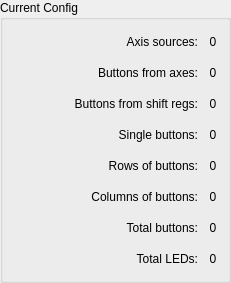
Old version of the form src/widgets/currentconfig.ui in the repository FreeJoy-Team/FreeJoyConfiguratorQt.
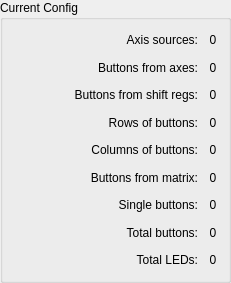
New version of the form.

Commit message: added buttons from matrix

What changed in the file:
```diff
--- a/src/widgets/currentconfig.ui
+++ b/src/widgets/currentconfig.ui
@@ -38,6 +38,48 @@
       <property name="rightMargin">
        <number>6</number>
       </property>
+      <item row="6" column="1">
+       <widget class="QLabel" name="label_SingleButtons">
+        <property name="sizePolicy">
+         <sizepolicy hsizetype="Preferred" vsizetype="Preferred">
+          <horstretch>0</horstretch>
+          <verstretch>0</verstretch>
+         </sizepolicy>
+        </property>
+        <property name="minimumSize">
+         <size>
+          <width>18</width>
+          <height>0</height>
+         </size>
+        </property>
+        <property name="text">
+         <string notr="true">0</string>
+        </property>
+        <property name="alignment">
+         <set>Qt::AlignCenter</set>
+        </property>
+       </widget>
+      </item>
+      <item row="3" column="0">
+       <widget class="QLabel" name="text_RowsOfButtons">
+        <property name="text">
+         <string>Rows of buttons:</string>
+        </property>
+        <property name="alignment">
+         <set>Qt::AlignRight|Qt::AlignTrailing|Qt::AlignVCenter</set>
+        </property>
+       </widget>
+      </item>
+      <item row="4" column="0">
+       <widget class="QLabel" name="text_ColumnsOfButtons">
+        <property name="text">
+         <string>Columns of buttons:</string>
+        </property>
+        <property name="alignment">
+         <set>Qt::AlignRight|Qt::AlignTrailing|Qt::AlignVCenter</set>
+        </property>
+       </widget>
+      </item>
       <item row="0" column="0">
        <widget class="QLabel" name="text_AxisSources">
         <property name="text">
@@ -48,29 +90,17 @@
         </property>
        </widget>
       </item>
-      <item row="0" column="1">
-       <widget class="QLabel" name="label_AxisSources">
-        <property name="sizePolicy">
-         <sizepolicy hsizetype="Preferred" vsizetype="Preferred">
-          <horstretch>0</horstretch>
-          <verstretch>0</verstretch>
-         </sizepolicy>
-        </property>
-        <property name="minimumSize">
-         <size>
-          <width>18</width>
-          <height>0</height>
-         </size>
-        </property>
+      <item row="6" column="0">
+       <widget class="QLabel" name="text_SingleButtons">
         <property name="text">
-         <string notr="true">0</string>
+         <string>Single buttons:</string>
         </property>
         <property name="alignment">
-         <set>Qt::AlignCenter</set>
+         <set>Qt::AlignRight|Qt::AlignTrailing|Qt::AlignVCenter</set>
         </property>
        </widget>
       </item>
-      <item row="7" column="0">
+      <item row="8" column="0">
        <widget class="QLabel" name="text_TotalLEDs">
         <property name="text">
          <string>Total LEDs:</string>
@@ -80,6 +110,114 @@
         </property>
        </widget>
       </item>
+      <item row="5" column="0">
+       <widget class="QLabel" name="text_ButtonsFromMatrix">
+        <property name="text">
+         <string>Buttons from matrix:</string>
+        </property>
+        <property name="alignment">
+         <set>Qt::AlignRight|Qt::AlignTrailing|Qt::AlignVCenter</set>
+        </property>
+       </widget>
+      </item>
+      <item row="7" column="0">
+       <widget class="QLabel" name="text_TotalButtons">
+        <property name="text">
+         <string>Total buttons:</string>
+        </property>
+        <property name="alignment">
+         <set>Qt::AlignRight|Qt::AlignTrailing|Qt::AlignVCenter</set>
+        </property>
+       </widget>
+      </item>
+      <item row="5" column="1">
+       <widget class="QLabel" name="label_ButtonsFromMatrix">
+        <property name="sizePolicy">
+         <sizepolicy hsizetype="Preferred" vsizetype="Preferred">
+          <horstretch>0</horstretch>
+          <verstretch>0</verstretch>
+         </sizepolicy>
+        </property>
+        <property name="minimumSize">
+         <size>
+          <width>18</width>
+          <height>0</height>
+         </size>
+        </property>
+        <property name="text">
+         <string notr="true">0</string>
+        </property>
+        <property name="alignment">
+         <set>Qt::AlignCenter</set>
+        </property>
+       </widget>
+      </item>
+      <item row="4" column="1">
+       <widget class="QLabel" name="label_ColumnsOfButtons">
+        <property name="sizePolicy">
+         <sizepolicy hsizetype="Preferred" vsizetype="Preferred">
+          <horstretch>0</horstretch>
+          <verstretch>0</verstretch>
+         </sizepolicy>
+        </property>
+        <property name="minimumSize">
+         <size>
+          <width>18</width>
+          <height>0</height>
+         </size>
+        </property>
+        <property name="text">
+         <string notr="true">0</string>
+        </property>
+        <property name="alignment">
+         <set>Qt::AlignCenter</set>
+        </property>
+       </widget>
+      </item>
+      <item row="0" column="1">
+       <widget class="QLabel" name="label_AxisSources">
+        <property name="sizePolicy">
+         <sizepolicy hsizetype="Preferred" vsizetype="Preferred">
+          <horstretch>0</horstretch>
+          <verstretch>0</verstretch>
+         </sizepolicy>
+        </property>
+        <property name="minimumSize">
+         <size>
+          <width>18</width>
+          <height>0</height>
+         </size>
+        </property>
+        <property name="text">
+         <string notr="true">0</string>
+        </property>
+        <property name="alignment">
+         <set>Qt::AlignCenter</set>
+        </property>
+       </widget>
+      </item>
+      <item row="8" column="1">
+       <widget class="QLabel" name="label_TotalLEDs">
+        <property name="sizePolicy">
+         <sizepolicy hsizetype="Preferred" vsizetype="Preferred">
+          <horstretch>0</horstretch>
+          <verstretch>0</verstretch>
+         </sizepolicy>
+        </property>
+        <property name="minimumSize">
+         <size>
+          <width>18</width>
+          <height>0</height>
+         </size>
+        </property>
+        <property name="text">
+         <string notr="true">0</string>
+        </property>
+        <property name="alignment">
+         <set>Qt::AlignCenter</set>
+        </property>
+       </widget>
+      </item>
       <item row="1" column="0">
        <widget class="QLabel" name="text_ButtonsFromAxes">
         <property name="text">
@@ -90,30 +228,8 @@
         </property>
        </widget>
       </item>
-      <item row="5" column="1">
-       <widget class="QLabel" name="label_ColumnsOfButtons">
-        <property name="sizePolicy">
-         <sizepolicy hsizetype="Preferred" vsizetype="Preferred">
-          <horstretch>0</horstretch>
-          <verstretch>0</verstretch>
-         </sizepolicy>
-        </property>
-        <property name="minimumSize">
-         <size>
-          <width>18</width>
-          <height>0</height>
-         </size>
-        </property>
-        <property name="text">
-         <string notr="true">0</string>
-        </property>
-        <property name="alignment">
-         <set>Qt::AlignCenter</set>
-        </property>
-       </widget>
-      </item>
       <item row="7" column="1">
-       <widget class="QLabel" name="label_TotalLEDs">
+       <widget class="QLabel" name="label_TotalButtons">
         <property name="sizePolicy">
          <sizepolicy hsizetype="Preferred" vsizetype="Preferred">
           <horstretch>0</horstretch>
@@ -134,14 +250,8 @@
         </property>
        </widget>
       </item>
-      <item row="4" column="1">
+      <item row="3" column="1">
        <widget class="QLabel" name="label_RowsOfButtons">
-        <property name="sizePolicy">
-         <sizepolicy hsizetype="Preferred" vsizetype="Preferred">
-          <horstretch>0</horstretch>
-          <verstretch>0</verstretch>
-         </sizepolicy>
-        </property>
         <property name="minimumSize">
          <size>
           <width>18</width>
@@ -156,46 +266,6 @@
         </property>
        </widget>
       </item>
-      <item row="3" column="0">
-       <widget class="QLabel" name="text_SingleButtons">
-        <property name="text">
-         <string>Single buttons:</string>
-        </property>
-        <property name="alignment">
-         <set>Qt::AlignRight|Qt::AlignTrailing|Qt::AlignVCenter</set>
-        </property>
-       </widget>
-      </item>
-      <item row="5" column="0">
-       <widget class="QLabel" name="text_ColumnsOfButtons">
-        <property name="text">
-         <string>Columns of buttons:</string>
-        </property>
-        <property name="alignment">
-         <set>Qt::AlignRight|Qt::AlignTrailing|Qt::AlignVCenter</set>
-        </property>
-       </widget>
-      </item>
-      <item row="4" column="0">
-       <widget class="QLabel" name="text_RowsOfButtons">
-        <property name="text">
-         <string>Rows of buttons:</string>
-        </property>
-        <property name="alignment">
-         <set>Qt::AlignRight|Qt::AlignTrailing|Qt::AlignVCenter</set>
-        </property>
-       </widget>
-      </item>
-      <item row="6" column="0">
-       <widget class="QLabel" name="text_TotalButtons">
-        <property name="text">
-         <string>Total buttons:</string>
-        </property>
-        <property name="alignment">
-         <set>Qt::AlignRight|Qt::AlignTrailing|Qt::AlignVCenter</set>
-        </property>
-       </widget>
-      </item>
       <item row="1" column="1">
        <widget class="QLabel" name="label_ButtonFromAxes">
         <property name="sizePolicy">
@@ -218,50 +288,6 @@
         </property>
        </widget>
       </item>
-      <item row="3" column="1">
-       <widget class="QLabel" name="label_SingleButtons">
-        <property name="sizePolicy">
-         <sizepolicy hsizetype="Preferred" vsizetype="Preferred">
-          <horstretch>0</horstretch>
-          <verstretch>0</verstretch>
-         </sizepolicy>
-        </property>
-        <property name="minimumSize">
-         <size>
-          <width>18</width>
-          <height>0</height>
-         </size>
-        </property>
-        <property name="text">
-         <string notr="true">0</string>
-        </property>
-        <property name="alignment">
-         <set>Qt::AlignCenter</set>
-        </property>
-       </widget>
-      </item>
-      <item row="6" column="1">
-       <widget class="QLabel" name="label_TotalButtons">
-        <property name="sizePolicy">
-         <sizepolicy hsizetype="Preferred" vsizetype="Preferred">
-          <horstretch>0</horstretch>
-          <verstretch>0</verstretch>
-         </sizepolicy>
-        </property>
-        <property name="minimumSize">
-         <size>
-          <width>18</width>
-          <height>0</height>
-         </size>
-        </property>
-        <property name="text">
-         <string notr="true">0</string>
-        </property>
-        <property name="alignment">
-         <set>Qt::AlignCenter</set>
-        </property>
-       </widget>
-      </item>
       <item row="2" column="0">
        <widget class="QLabel" name="text_buttonsFromShiftRegs">
         <property name="text">
```
Left out of the diff: 2 changed lines with no effect on the pictures. The commit also changes 1 other file.
